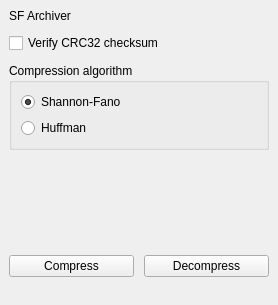
Above: sf_app/gui/main_window.ui from Yarosvet/sf_archiver before the change. Below: the same form after it.
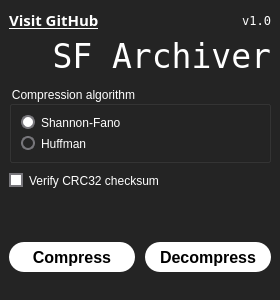
That is the form after the change. Icons and pictures are not drawn.

```diff
--- a/sf_app/gui/main_window.ui
+++ b/sf_app/gui/main_window.ui
@@ -6,12 +6,103 @@
    <rect>
     <x>0</x>
     <y>0</y>
-    <width>278</width>
-    <height>305</height>
+    <width>280</width>
+    <height>300</height>
    </rect>
   </property>
+  <property name="minimumSize">
+   <size>
+    <width>280</width>
+    <height>300</height>
+   </size>
+  </property>
+  <property name="maximumSize">
+   <size>
+    <width>280</width>
+    <height>312</height>
+   </size>
+  </property>
   <property name="windowTitle">
-   <string>MainWindow</string>
+   <string>SF Archiver</string>
+  </property>
+  <property name="windowIcon">
+   <iconset>
+    <normaloff>img/sf_icon.png</normaloff>img/sf_icon.png</iconset>
+  </property>
+  <property name="styleSheet">
+   <string notr="true">QMainWindow {
+	background-color: rgb(36, 36, 36);
+}
+
+QPushButton {
+	background-color: white;
+	color: black;
+	height: 30px;
+	border: none;
+	border-radius: 15px;
+}
+
+QPushButton:!enabled {
+	background-color: rgb(154, 153, 150);
+	color: rgb(61, 56, 70);
+}
+
+QPushButton:hover {
+	background-color: rgb(244, 243, 242);
+}
+
+QPushButton:pressed {
+	background-color:rgb(222, 221, 218);
+}
+
+QCheckBox {
+	color: white;
+}
+
+QCheckBox::indicator {
+    width:                  10px;
+    height:                 10px;
+    border:                 2px solid rgb(119, 118, 123);
+}
+
+QCheckBox::indicator:checked {
+    background-color: white;
+}
+
+QCheckBox::indicator:unchecked {
+    background-color: none;
+}
+
+QRadioButton {
+	color: white;
+}
+
+QRadioButton::indicator {
+    width:                  10px;
+    height:                 10px;
+    border-radius:          7px;
+    border:                 2px solid rgb(119, 118, 123);
+}
+
+QRadioButton::indicator:checked {
+    background-color: white;
+}
+
+QRadioButton::indicator:unchecked {
+    background-color:      none;
+}
+
+QGroupBox {
+	color: white;
+}
+
+QLabel {
+	color: white;
+}
+
+QStatusBar{
+	color: white;
+}</string>
   </property>
   <widget class="QWidget" name="centralwidget">
    <layout class="QVBoxLayout" name="verticalLayout">
@@ -19,22 +110,67 @@
      <number>10</number>
     </property>
     <item>
-     <layout class="QHBoxLayout" name="horizontalLayout">
+     <layout class="QVBoxLayout" name="verticalLayout_4">
+      <property name="spacing">
+       <number>6</number>
+      </property>
+      <item>
+       <layout class="QHBoxLayout" name="horizontalLayout_4">
+        <item>
+         <widget class="QLabel" name="label_2">
+          <property name="font">
+           <font>
+            <family>Cantarell Light</family>
+            <pointsize>11</pointsize>
+            <bold>true</bold>
+            <underline>true</underline>
+           </font>
+          </property>
+          <property name="text">
+           <string>&lt;a href=&quot;https://github.com/Yarosvet/sf_archiver&quot; style=&quot;color: white&quot;&gt;Visit GitHub&lt;/a&gt;</string>
+          </property>
+          <property name="alignment">
+           <set>Qt::AlignLeading|Qt::AlignLeft|Qt::AlignVCenter</set>
+          </property>
+          <property name="openExternalLinks">
+           <bool>true</bool>
+          </property>
+          <property name="textInteractionFlags">
+           <set>Qt::TextBrowserInteraction</set>
+          </property>
+         </widget>
+        </item>
+        <item>
+         <widget class="QLabel" name="version_label">
+          <property name="font">
+           <font>
+            <family>DejaVu Sans Mono</family>
+           </font>
+          </property>
+          <property name="text">
+           <string>v1.0</string>
+          </property>
+          <property name="alignment">
+           <set>Qt::AlignRight|Qt::AlignTrailing|Qt::AlignVCenter</set>
+          </property>
+         </widget>
+        </item>
+       </layout>
+      </item>
       <item>
        <widget class="QLabel" name="label">
+        <property name="font">
+         <font>
+          <family>DejaVu Sans Mono</family>
+          <pointsize>25</pointsize>
+          <bold>false</bold>
+         </font>
+        </property>
         <property name="text">
          <string>SF Archiver</string>
         </property>
-       </widget>
-      </item>
-     </layout>
-    </item>
-    <item>
-     <layout class="QHBoxLayout" name="horizontalLayout_2">
-      <item>
-       <widget class="QCheckBox" name="verify_checkbox">
-        <property name="text">
-         <string>Verify CRC32 checksum</string>
+        <property name="alignment">
+         <set>Qt::AlignRight|Qt::AlignTrailing|Qt::AlignVCenter</set>
         </property>
        </widget>
       </item>
@@ -70,6 +206,23 @@
       </item>
      </layout>
     </item>
+    <item>
+     <layout class="QHBoxLayout" name="horizontalLayout_2">
+      <item>
+       <widget class="QCheckBox" name="verify_checkbox">
+        <property name="cursor">
+         <cursorShape>PointingHandCursor</cursorShape>
+        </property>
+        <property name="text">
+         <string>Verify CRC32 checksum</string>
+        </property>
+        <property name="checked">
+         <bool>true</bool>
+        </property>
+       </widget>
+      </item>
+     </layout>
+    </item>
     <item>
      <spacer name="verticalSpacer">
       <property name="orientation">
@@ -87,6 +240,15 @@
      <layout class="QHBoxLayout" name="horizontalLayout_3">
       <item>
        <widget class="QPushButton" name="compress_button">
+        <property name="font">
+         <font>
+          <pointsize>12</pointsize>
+          <bold>true</bold>
+         </font>
+        </property>
+        <property name="cursor">
+         <cursorShape>PointingHandCursor</cursorShape>
+        </property>
         <property name="text">
          <string>Compress</string>
         </property>
@@ -94,6 +256,15 @@
       </item>
       <item>
        <widget class="QPushButton" name="decompress_button">
+        <property name="font">
+         <font>
+          <pointsize>12</pointsize>
+          <bold>true</bold>
+         </font>
+        </property>
+        <property name="cursor">
+         <cursorShape>PointingHandCursor</cursorShape>
+        </property>
         <property name="text">
          <string>Decompress</string>
         </property>
```
Left out of the diff: 6 changed lines with no effect on the pictures.
